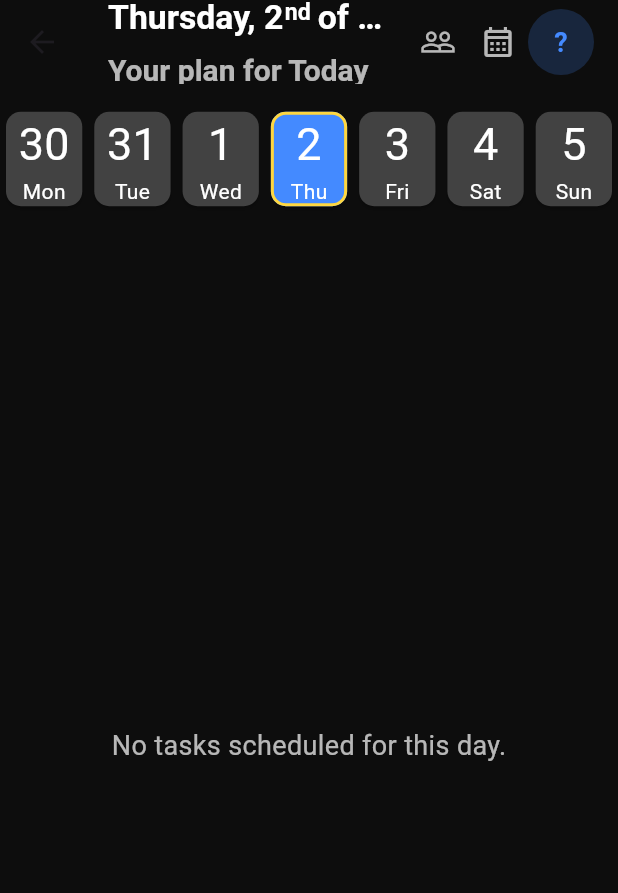
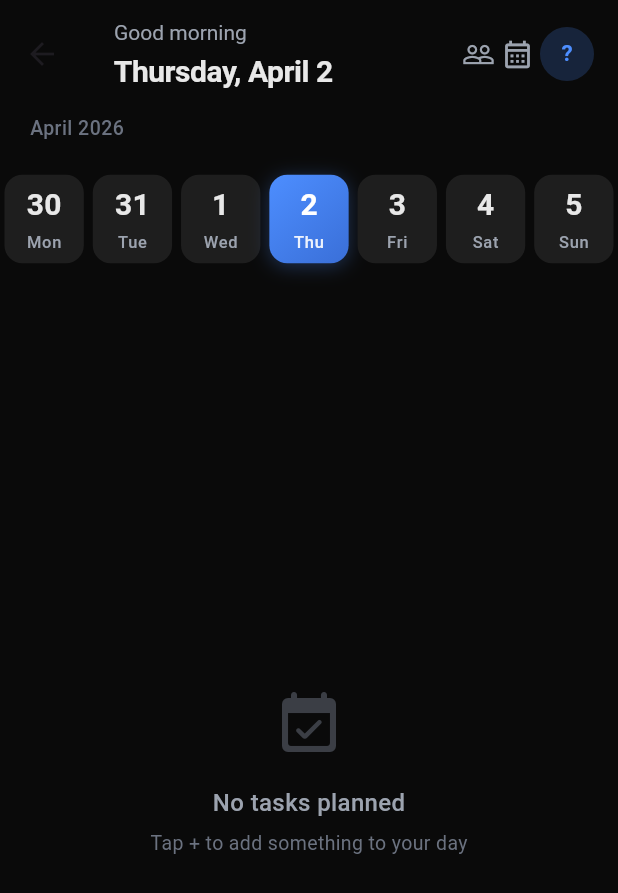
Before and after one commit to Floridedincolo/focus_mate, a Flutter app: the Home screen opened by its route, on a phone screen of 412 x 824 dp. Shown: the top 893 px of the screen. Run offline on Flutter 3.47's test engine with Material 3 defaults, Android fonts, the phone set to English and light mode, and no system bars; our stand-ins replace cloud_firestore, cloud_functions, firebase_ai, firebase_auth, firebase_core, fl_chart and 9 more; accounts and stored records are empty.

Commit message:
homepage redesing

```diff
--- a/lib/src/presentation/pages/home.dart
+++ b/lib/src/presentation/pages/home.dart
@@ -12,6 +12,7 @@ import '../providers/task_providers.dart';
 import '../providers/transit_warning_providers.dart';
 import '../providers/friend_providers.dart';
 import '../models/calendar_icon_data.dart';
+import '../theme/app_colors.dart';
 import '../widgets/calendar_icon_widget.dart';
 import '../widgets/task_item.dart';
 import 'add_task.dart';
@@ -30,7 +31,6 @@ class _HomeState extends ConsumerState<Home> {
   late DateTime todayDate;
   late DateTime firstDate;
   late DateTime lastDate;
-  late String currentDateText;
   final ScrollController _scrollController = ScrollController();
   late List<CalendarIconData> calendarIcons;
 
@@ -54,7 +54,6 @@ class _HomeState extends ConsumerState<Home> {
     super.initState();
     todayDate = DateTime.now();
     selectedDate = todayDate;
-    currentDateText = "Today";
     int totalDays = 203;
     firstDate = todayDate.subtract(Duration(days: totalDays ~/ 2));
     lastDate = todayDate.add(Duration(days: totalDays ~/ 2));
@@ -109,14 +108,11 @@ class _HomeState extends ConsumerState<Home> {
     }
   }
 
-  String getDaySuffix(int day) {
-    if (day >= 11 && day <= 13) return 'th';
-    switch (day % 10) {
-      case 1: return 'st';
-      case 2: return 'nd';
-      case 3: return 'rd';
-      default: return 'th';
-    }
+  String _greeting() {
+    final hour = TimeOfDay.now().hour;
+    if (hour < 12) return 'Good morning';
+    if (hour < 17) return 'Good afternoon';
+    return 'Good evening';
   }
 
   Future<List<Map<String, dynamic>>> _fetchStatuses(List<Task> tasks) async {
@@ -135,62 +131,46 @@ class _HomeState extends ConsumerState<Home> {
         .toList();
   }
 
+  bool _isSameDay(DateTime a, DateTime b) =>
+      a.year == b.year && a.month == b.month && a.day == b.day;
+
   @override
   Widget build(BuildContext context) {
-    String suffix = getDaySuffix(selectedDate.day);
     final tasksAsyncValue = ref.watch(tasksStreamProvider);
 
     return Scaffold(
-      backgroundColor: const Color(0xFF0D0D0D),
+      backgroundColor: AppColors.bgColor,
       appBar: AppBar(
-        backgroundColor: const Color(0xFF0D0D0D),
+        backgroundColor: AppColors.bgColor,
+        toolbarHeight: 72,
+        titleSpacing: 20,
         title: Column(
           crossAxisAlignment: CrossAxisAlignment.start,
           children: [
-            Text.rich(
-              TextSpan(
-                children: [
-                  TextSpan(
-                    text: '${weekdays[selectedDate.weekday - 1]}, ${selectedDate.day}',
-                  ),
-                  WidgetSpan(
-                    child: Transform.translate(
-                      offset: const Offset(1, -7),
-                      child: Text(
-                        suffix,
-                        textScaler: const TextScaler.linear(0.7),
+            Text(
+              _greeting(),
               style: const TextStyle(
-                          fontWeight: FontWeight.bold,
-                          color: Colors.white,
+                color: AppColors.textSecondary,
+                fontSize: 14,
+                fontWeight: FontWeight.w400,
               ),
             ),
-                    ),
-                  ),
-                  TextSpan(
-                    text: ' of ${months[selectedDate.month - 1]} ${selectedDate.year}',
-                  ),
-                ],
-              ),
+            const SizedBox(height: 4),
+            Text(
+              '${weekdays[selectedDate.weekday - 1]}, ${months[selectedDate.month - 1]} ${selectedDate.day}',
               style: const TextStyle(
-                color: Colors.white, fontSize: 22.5, fontWeight: FontWeight.bold,
+                color: AppColors.textPrimary,
+                fontSize: 20,
+                fontWeight: FontWeight.w600,
+                letterSpacing: -0.3,
               ),
               maxLines: 1,
               overflow: TextOverflow.ellipsis,
             ),
-            const SizedBox(height: 7.5),
-            Text(
-              "Your plan for $currentDateText",
-              style: const TextStyle(
-                color: Colors.white70, fontSize: 20, fontWeight: FontWeight.bold,
-              ),
-            ),
           ],
         ),
         actions: [
-          Padding(
-            padding: const EdgeInsets.symmetric(horizontal: 8),
-            child: Center(
-              child: Tooltip(
+          Tooltip(
             message: 'Friends',
             child: GestureDetector(
               onTap: () => Navigator.of(context).push(
@@ -199,23 +179,18 @@ class _HomeState extends ConsumerState<Home> {
               child: const _FriendsBadgeIcon(),
             ),
           ),
-            ),
-          ),
-          Padding(
-            padding: const EdgeInsets.symmetric(horizontal: 8),
-            child: Center(
-              child: Tooltip(
+          const SizedBox(width: 4),
+          Tooltip(
             message: 'Import Schedule',
             child: GestureDetector(
               onTap: () => Navigator.of(context).push(
                 MaterialPageRoute(builder: (_) => const ScheduleImportPage()),
               ),
               child: const Icon(Icons.calendar_month_outlined,
-                      color: Colors.white70, size: 24),
+                  color: AppColors.textSecondary, size: 22),
             ),
           ),
-            ),
-          ),
+          const SizedBox(width: 4),
           Padding(
             padding: const EdgeInsets.only(right: 16),
             child: GestureDetector(
@@ -227,32 +202,42 @@ class _HomeState extends ConsumerState<Home> {
       ),
       body: Column(
         children: [
+          // Month label
+          Padding(
+            padding: const EdgeInsets.only(left: 20, bottom: 6, top: 4),
+            child: Align(
+              alignment: Alignment.centerLeft,
+              child: Text(
+                '${months[selectedDate.month - 1]} ${selectedDate.year}',
+                style: const TextStyle(
+                  color: AppColors.textTertiary,
+                  fontSize: 13,
+                  fontWeight: FontWeight.w500,
+                  letterSpacing: 0.3,
+                ),
+              ),
+            ),
+          ),
+          // Calendar strip
           SizedBox(
-            height: 100,
+            height: 90,
             child: SingleChildScrollView(
               controller: _scrollController,
               scrollDirection: Axis.horizontal,
               child: Row(
                 children: calendarIcons.map((e) {
-                  bool isSelected =
-                      e.dateTime.year == selectedDate.year &&
-                      e.dateTime.month == selectedDate.month &&
-                      e.dateTime.day == selectedDate.day;
+                  bool isSelected = _isSameDay(e.dateTime, selectedDate);
+                  bool isToday = _isSameDay(e.dateTime, todayDate);
                   return SizedBox(
                     width: MediaQuery.of(context).size.width / 7,
                     child: CalendarIconWidget(
                       calendarIconData: e,
                       isSelected: isSelected,
+                      isToday: isToday,
                       onTap: () {
                         setState(() {
                           selectedDate = e.dateTime;
                           ref.read(transitWarningsProvider.notifier).reset();
-                          currentDateText =
-                              (todayDate.day == selectedDate.day &&
-                                      todayDate.month == selectedDate.month &&
-                                      todayDate.year == selectedDate.year)
-                                  ? "Today"
-                                  : "This Day";
                         });
                         WidgetsBinding.instance.addPostFrameCallback(
                           (_) => _centerOnSelected(animate: true),
@@ -264,7 +249,7 @@ class _HomeState extends ConsumerState<Home> {
               ),
             ),
           ),
-          const SizedBox(height: 14),
+          const SizedBox(height: 16),
           Expanded(
             child: tasksAsyncValue.when(
               loading: () => const Center(
@@ -281,10 +266,43 @@ class _HomeState extends ConsumerState<Home> {
                     .toList();
 
                 if (tasksForDay.isEmpty) {
-                  return const Center(
-                    child: Text(
-                      "No tasks scheduled for this day.",
-                      style: TextStyle(color: Colors.white70, fontSize: 18),
+                  return TweenAnimationBuilder<double>(
+                    tween: Tween(begin: 0.0, end: 1.0),
+                    duration: const Duration(milliseconds: 400),
+                    curve: Curves.easeOut,
+                    builder: (context, value, child) => Opacity(
+                      opacity: value,
+                      child: Transform.translate(
+                        offset: Offset(0, 10 * (1 - value)),
+                        child: child,
+                      ),
+                    ),
+                    child: Center(
+                      child: Column(
+                        mainAxisSize: MainAxisSize.min,
+                        children: [
+                          Icon(Icons.event_available_rounded,
+                              size: 48,
+                              color: AppColors.textTertiary.withValues(alpha: 0.5)),
+                          const SizedBox(height: 16),
+                          const Text(
+                            'No tasks planned',
+                            style: TextStyle(
+                              color: AppColors.textSecondary,
+                              fontSize: 16,
+                              fontWeight: FontWeight.w500,
+                            ),
+                          ),
+                          const SizedBox(height: 6),
+                          const Text(
+                            'Tap + to add something to your day',
+                            style: TextStyle(
+                              color: AppColors.textTertiary,
+                              fontSize: 13,
+                            ),
+                          ),
+                        ],
+                      ),
                     ),
                   );
                 }
@@ -347,19 +365,22 @@ class _HomeState extends ConsumerState<Home> {
                       }
                     });
 
-                    return Column(
+                    return AnimatedSwitcher(
+                      duration: const Duration(milliseconds: 300),
+                      child: Column(
+                        key: ValueKey(selectedDate),
                         children: [
                           Padding(
                             padding: const EdgeInsets.symmetric(
-                            horizontal: 16.0, vertical: 10,
+                              horizontal: 20, vertical: 10,
                             ),
                             child: Row(
                               children: [
-                              Expanded(child: _slimStatPill("Total", "$totalCount", Colors.blueAccent)),
-                              const SizedBox(width: 10),
-                              Expanded(child: _slimStatPill("Completed", "$completedCount", Colors.green)),
-                              const SizedBox(width: 10),
-                              Expanded(child: _slimStatPill("Remaining", "$remainingCount", Colors.orange)),
+                                Expanded(child: _slimStatPill("Total", totalCount, AppColors.accentBlue)),
+                                const SizedBox(width: 8),
+                                Expanded(child: _slimStatPill("Completed", completedCount, AppColors.accentGreen)),
+                                const SizedBox(width: 8),
+                                Expanded(child: _slimStatPill("Remaining", remainingCount, AppColors.accentOrange)),
                               ],
                             ),
                           ),
@@ -442,6 +463,7 @@ class _HomeState extends ConsumerState<Home> {
                             ),
                           ),
                         ],
+                      ),
                     );
                   },
                 );
@@ -458,21 +480,21 @@ class _HomeState extends ConsumerState<Home> {
     required int availableMin,
   }) {
     return Container(
-      margin: const EdgeInsets.symmetric(horizontal: 16, vertical: 4),
+      margin: const EdgeInsets.symmetric(horizontal: 20, vertical: 4),
       padding: const EdgeInsets.symmetric(horizontal: 12, vertical: 8),
       decoration: BoxDecoration(
-        color: Colors.orange.withValues(alpha: 0.15),
+        color: AppColors.accentOrange.withValues(alpha: 0.1),
         borderRadius: BorderRadius.circular(10),
-        border: Border.all(color: Colors.orange.withValues(alpha: 0.3)),
+        border: Border.all(color: AppColors.accentOrange.withValues(alpha: 0.25)),
       ),
       child: Row(
         children: [
-          const Icon(Icons.warning_amber_rounded, color: Colors.orange, size: 18),
+          const Icon(Icons.warning_amber_rounded, color: AppColors.accentOrange, size: 18),
           const SizedBox(width: 8),
           Expanded(
             child: Text(
               "Travel takes ~$transitMin min, but you only have $availableMin min between tasks",
-              style: const TextStyle(color: Colors.orange, fontSize: 12, fontWeight: FontWeight.w500),
+              style: const TextStyle(color: AppColors.accentOrange, fontSize: 12, fontWeight: FontWeight.w500),
             ),
           ),
         ],
@@ -480,20 +502,44 @@ class _HomeState extends ConsumerState<Home> {
     );
   }
 
-  Widget _slimStatPill(String title, String value, Color color) {
+  Widget _slimStatPill(String title, int value, Color color) {
     return Container(
-      padding: const EdgeInsets.symmetric(vertical: 8),
+      padding: const EdgeInsets.symmetric(vertical: 10, horizontal: 12),
       decoration: BoxDecoration(
-        color: Colors.grey[850],
+        gradient: const LinearGradient(
+          begin: Alignment.topCenter,
+          end: Alignment.bottomCenter,
+          colors: [Color(0xFF1E1E1E), Color(0xFF171717)],
+        ),
         borderRadius: BorderRadius.circular(20),
+        border: Border.all(color: Colors.white.withValues(alpha: 0.04)),
       ),
       child: Column(
         mainAxisSize: MainAxisSize.min,
         children: [
-          Text(title, style: const TextStyle(color: Colors.white70, fontSize: 13)),
+          Text(
+            title,
+            style: const TextStyle(
+              color: AppColors.textTertiary,
+              fontSize: 11,
+              fontWeight: FontWeight.w500,
+              letterSpacing: 0.5,
+            ),
+          ),
           const SizedBox(height: 2),
-          Text(value, style: TextStyle(
-            color: color, fontSize: 16, fontWeight: FontWeight.bold)),
+          TweenAnimationBuilder<int>(
+            tween: IntTween(begin: value, end: value),
+            duration: const Duration(milliseconds: 400),
+            curve: Curves.easeOut,
+            builder: (context, animValue, _) => Text(
+              '$animValue',
+              style: TextStyle(
+                color: color,
+                fontSize: 18,
+                fontWeight: FontWeight.w700,
+              ),
+            ),
+          ),
         ],
       ),
     );
@@ -521,7 +567,7 @@ class _FriendsBadgeIcon extends ConsumerWidget {
     return Stack(
       clipBehavior: Clip.none,
       children: [
-        const Icon(Icons.people_outline, color: Colors.white70, size: 24),
+        const Icon(Icons.people_outline, color: AppColors.textSecondary, size: 22),
         if (count > 0)
           Positioned(
             right: -4,
@@ -530,7 +576,7 @@ class _FriendsBadgeIcon extends ConsumerWidget {
               width: 16,
               height: 16,
               decoration: const BoxDecoration(
-                color: Colors.redAccent,
+                color: AppColors.accentRed,
                 shape: BoxShape.circle,
               ),
               alignment: Alignment.center,
@@ -560,17 +606,17 @@ class _ProfileAvatar extends StatelessWidget {
     final name = user?.displayName ?? '';
 
     return CircleAvatar(
-      radius: 22,
-      backgroundColor: Colors.blueAccent.withValues(alpha: 0.2),
+      radius: 18,
+      backgroundColor: AppColors.accentBlue.withValues(alpha: 0.2),
       backgroundImage: photoUrl != null ? NetworkImage(photoUrl) : null,
       onBackgroundImageError: photoUrl != null ? (_, __) {} : null,
       child: photoUrl == null
           ? Text(
               name.isNotEmpty ? name[0].toUpperCase() : '?',
               style: const TextStyle(
-                color: Colors.blueAccent,
+                color: AppColors.accentBlue,
                 fontWeight: FontWeight.bold,
-                fontSize: 18,
+                fontSize: 15,
               ),
             )
           : null,
--- /dev/null
+++ b/lib/src/presentation/theme/app_colors.dart
@@ -0,0 +1,19 @@
+import 'dart:ui';
+
+abstract class AppColors {
+  // Background & surface
+  static const bgColor = Color(0xFF0A0A0A);
+  static const cardColor = Color(0xFF141414);
+  static const surfaceColor = Color(0xFF1E1E1E);
+
+  // Accents
+  static const accentBlue = Color(0xFF4D8EFF);
+  static const accentGreen = Color(0xFF4ADE80);
+  static const accentRed = Color(0xFFEF4444);
+  static const accentOrange = Color(0xFFFB923C);
+
+  // Text
+  static const textPrimary = Color(0xFFE8E8E8);
+  static const textSecondary = Color(0xFF9CA3AF);
+  static const textTertiary = Color(0xFF6B7280);
+}
--- a/lib/src/presentation/widgets/calendar_icon_widget.dart
+++ b/lib/src/presentation/widgets/calendar_icon_widget.dart
@@ -1,15 +1,18 @@
 import 'package:flutter/material.dart';
 import '../models/calendar_icon_data.dart';
+import '../theme/app_colors.dart';
 
 class CalendarIconWidget extends StatelessWidget {
   final CalendarIconData calendarIconData;
   final bool isSelected;
+  final bool isToday;
   final VoidCallback onTap;
 
   const CalendarIconWidget({
     super.key,
     required this.calendarIconData,
     this.isSelected = false,
+    this.isToday = false,
     required this.onTap,
   });
 
@@ -17,13 +20,30 @@ class CalendarIconWidget extends StatelessWidget {
   Widget build(BuildContext context) {
     return GestureDetector(
       onTap: onTap,
-      child: Card(
-        color: isSelected ? Colors.blueAccent : Colors.grey[800],
-        shape: RoundedRectangleBorder(
-          borderRadius: BorderRadius.circular(10),
-          side: isSelected
-              ? const BorderSide(color: Colors.amberAccent, width: 2)
-              : BorderSide.none,
+      child: AnimatedContainer(
+        duration: const Duration(milliseconds: 200),
+        curve: Curves.easeOut,
+        margin: const EdgeInsets.symmetric(horizontal: 3, vertical: 4),
+        padding: const EdgeInsets.symmetric(vertical: 6),
+        decoration: BoxDecoration(
+          gradient: isSelected
+              ? const LinearGradient(
+                  begin: Alignment.topLeft,
+                  end: Alignment.bottomRight,
+                  colors: [AppColors.accentBlue, Color(0xFF3A6FD8)],
+                )
+              : null,
+          color: isSelected ? null : AppColors.surfaceColor,
+          borderRadius: BorderRadius.circular(12),
+          boxShadow: isSelected
+              ? [
+                  BoxShadow(
+                    color: AppColors.accentBlue.withValues(alpha: 0.3),
+                    blurRadius: 10,
+                    offset: const Offset(0, 2),
+                  ),
+                ]
+              : null,
         ),
         child: Column(
           crossAxisAlignment: CrossAxisAlignment.center,
@@ -32,12 +52,35 @@ class CalendarIconWidget extends StatelessWidget {
           children: [
             Text(
               calendarIconData.day.toString(),
-              style: const TextStyle(color: Colors.white, fontSize: 30),
+              style: TextStyle(
+                color: isSelected ? Colors.white : AppColors.textPrimary,
+                fontSize: 20,
+                fontWeight: FontWeight.w600,
+              ),
             ),
+            const SizedBox(height: 2),
             Text(
               calendarIconData.weekday.substring(0, 3),
-              style: const TextStyle(color: Colors.white),
+              style: TextStyle(
+                color: isSelected
+                    ? Colors.white.withValues(alpha: 0.9)
+                    : AppColors.textSecondary,
+                fontSize: 11,
+                fontWeight: FontWeight.w500,
+                letterSpacing: 0.5,
+              ),
             ),
+            if (isToday && !isSelected) ...[
+              const SizedBox(height: 3),
+              Container(
+                width: 4,
+                height: 4,
+                decoration: const BoxDecoration(
+                  color: AppColors.accentBlue,
+                  shape: BoxShape.circle,
+                ),
+              ),
+            ],
           ],
         ),
       ),
```
Also changed, not shown: lib/src/presentation/widgets/task_item.dart (+56 -32 lines). Lines whose indentation alone changed are shown as unchanged.
